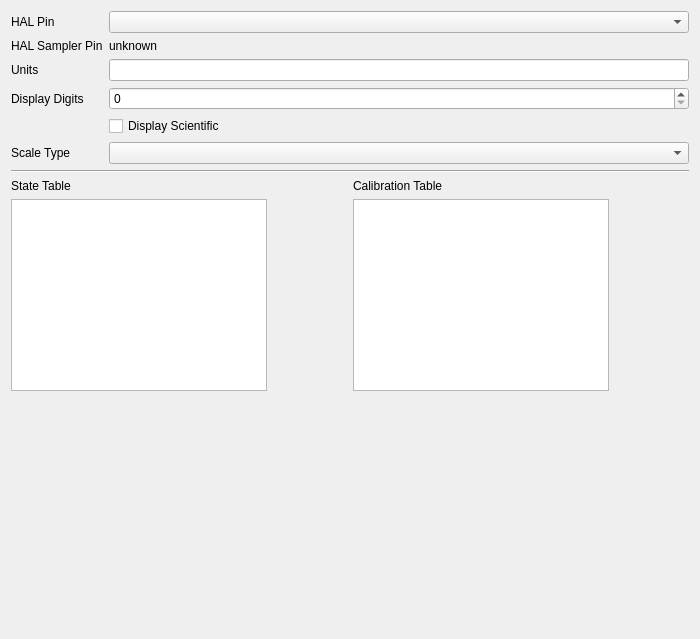
wrightsh/LinuxNano, file linuxnano/views/AnalogInputEditor.ui: the form before one commit.
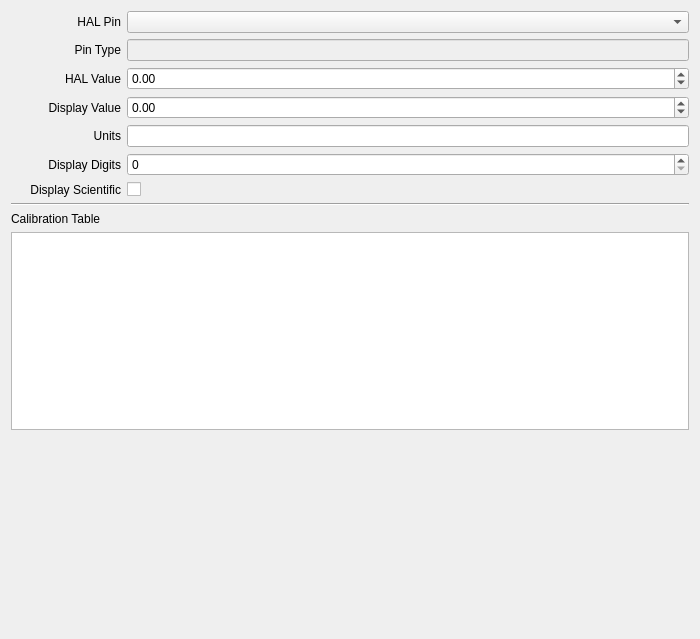
The form after the commit. Custom widgets are drawn as their Qt base class.

Commit message: changing the devices from a state table to a behavior tree

Patch:
```diff
--- a/linuxnano/views/AnalogInputEditor.ui
+++ b/linuxnano/views/AnalogInputEditor.ui
@@ -19,24 +19,103 @@
      <property name="fieldGrowthPolicy">
       <enum>QFormLayout::AllNonFixedFieldsGrow</enum>
      </property>
+     <item row="1" column="0">
+      <widget class="QLabel" name="label_2">
+       <property name="minimumSize">
+        <size>
+         <width>110</width>
+         <height>0</height>
+        </size>
+       </property>
+       <property name="text">
+        <string>HAL Pin</string>
+       </property>
+       <property name="alignment">
+        <set>Qt::AlignRight|Qt::AlignTrailing|Qt::AlignVCenter</set>
+       </property>
+      </widget>
+     </item>
+     <item row="1" column="1">
+      <widget class="QComboBox" name="ui_hal_pin"/>
+     </item>
      <item row="3" column="0">
+      <widget class="QLabel" name="label_4">
+       <property name="minimumSize">
+        <size>
+         <width>110</width>
+         <height>0</height>
+        </size>
+       </property>
+       <property name="text">
+        <string>HAL Value</string>
+       </property>
+       <property name="alignment">
+        <set>Qt::AlignRight|Qt::AlignTrailing|Qt::AlignVCenter</set>
+       </property>
+      </widget>
+     </item>
+     <item row="3" column="1">
+      <widget class="QDoubleSpinBox" name="ui_hal_value">
+       <property name="minimum">
+        <double>-1000000.000000000000000</double>
+       </property>
+       <property name="maximum">
+        <double>1000000.000000000000000</double>
+       </property>
+      </widget>
+     </item>
+     <item row="4" column="0">
+      <widget class="QLabel" name="label_3">
+       <property name="minimumSize">
+        <size>
+         <width>110</width>
+         <height>0</height>
+        </size>
+       </property>
+       <property name="text">
+        <string>Display Value</string>
+       </property>
+       <property name="alignment">
+        <set>Qt::AlignRight|Qt::AlignTrailing|Qt::AlignVCenter</set>
+       </property>
+      </widget>
+     </item>
+     <item row="5" column="0">
       <widget class="QLabel" name="label_5">
+       <property name="minimumSize">
+        <size>
+         <width>110</width>
+         <height>0</height>
+        </size>
+       </property>
        <property name="text">
         <string>Units</string>
        </property>
+       <property name="alignment">
+        <set>Qt::AlignRight|Qt::AlignTrailing|Qt::AlignVCenter</set>
+       </property>
       </widget>
      </item>
-     <item row="3" column="1">
+     <item row="5" column="1">
       <widget class="QLineEdit" name="ui_units"/>
      </item>
-     <item row="4" column="0">
+     <item row="6" column="0">
       <widget class="QLabel" name="label_6">
+       <property name="minimumSize">
+        <size>
+         <width>110</width>
+         <height>0</height>
+        </size>
+       </property>
        <property name="text">
         <string>Display Digits</string>
        </property>
+       <property name="alignment">
+        <set>Qt::AlignRight|Qt::AlignTrailing|Qt::AlignVCenter</set>
+       </property>
       </widget>
      </item>
-     <item row="4" column="1">
+     <item row="6" column="1">
       <widget class="QSpinBox" name="ui_display_digits">
        <property name="focusPolicy">
         <enum>Qt::StrongFocus</enum>
@@ -46,48 +125,62 @@
        </property>
       </widget>
      </item>
-     <item row="5" column="1">
+     <item row="7" column="1">
       <widget class="QCheckBox" name="ui_display_scientific">
        <property name="text">
-        <string>Display Scientific</string>
+        <string/>
        </property>
       </widget>
      </item>
-     <item row="6" column="0">
+     <item row="7" column="0">
       <widget class="QLabel" name="label_7">
+       <property name="minimumSize">
+        <size>
+         <width>110</width>
+         <height>0</height>
+        </size>
+       </property>
        <property name="text">
-        <string>Scale Type</string>
+        <string>Display Scientific</string>
        </property>
-      </widget>
-     </item>
-     <item row="6" column="1">
-      <widget class="QComboBox" name="ui_scale_type">
-       <property name="focusPolicy">
-        <enum>Qt::StrongFocus</enum>
+       <property name="alignment">
+        <set>Qt::AlignRight|Qt::AlignTrailing|Qt::AlignVCenter</set>
        </property>
       </widget>
      </item>
-     <item row="1" column="1">
-      <widget class="QComboBox" name="ui_hal_pin"/>
-     </item>
-     <item row="1" column="0">
-      <widget class="QLabel" name="label_2">
-       <property name="text">
-        <string>HAL Pin</string>
+     <item row="4" column="1">
+      <widget class="QDoubleSpinBox" name="ui_display_value">
+       <property name="minimum">
+        <double>-1000000.000000000000000</double>
+       </property>
+       <property name="maximum">
+        <double>1000000.000000000000000</double>
        </property>
       </widget>
      </item>
      <item row="2" column="0">
-      <widget class="QLabel" name="label_4">
+      <widget class="QLabel" name="label_8">
+       <property name="minimumSize">
+        <size>
+         <width>110</width>
+         <height>0</height>
+        </size>
+       </property>
        <property name="text">
-        <string>HAL Sampler Pin</string>
+        <string>Pin Type</string>
+       </property>
+       <property name="alignment">
+        <set>Qt::AlignRight|Qt::AlignTrailing|Qt::AlignVCenter</set>
        </property>
       </widget>
      </item>
      <item row="2" column="1">
-      <widget class="QLabel" name="ui_hal_sampler_pin">
-       <property name="text">
-        <string>unknown</string>
+      <widget class="QLineEdit" name="ui_hal_pin_type">
+       <property name="enabled">
+        <bool>false</bool>
+       </property>
+       <property name="readOnly">
+        <bool>true</bool>
        </property>
       </widget>
      </item>
@@ -101,102 +194,21 @@
     </widget>
    </item>
    <item>
-    <layout class="QHBoxLayout" name="horizontalLayout">
-     <item>
-      <layout class="QVBoxLayout" name="verticalLayout_3">
-       <item>
-        <widget class="QLabel" name="label_3">
-         <property name="text">
-          <string>State Table</string>
-         </property>
-        </widget>
-       </item>
-       <item>
-        <widget class="AnalogStateTableView" name="ui_state_table">
-         <property name="sizePolicy">
-          <sizepolicy hsizetype="MinimumExpanding" vsizetype="MinimumExpanding">
-           <horstretch>0</horstretch>
-           <verstretch>0</verstretch>
-          </sizepolicy>
-         </property>
-        </widget>
-       </item>
-       <item>
-        <spacer name="verticalSpacer_2">
-         <property name="orientation">
-          <enum>Qt::Vertical</enum>
-         </property>
-         <property name="sizeHint" stdset="0">
-          <size>
-           <width>20</width>
-           <height>40</height>
-          </size>
-         </property>
-        </spacer>
-       </item>
-      </layout>
-     </item>
-     <item>
-      <spacer name="horizontalSpacer">
-       <property name="orientation">
-        <enum>Qt::Horizontal</enum>
-       </property>
-       <property name="sizeHint" stdset="0">
-        <size>
-         <width>40</width>
-         <height>20</height>
-        </size>
-       </property>
-      </spacer>
-     </item>
-     <item>
-      <layout class="QVBoxLayout" name="verticalLayout_4">
-       <item>
-        <widget class="QLabel" name="label">
-         <property name="text">
-          <string>Calibration Table</string>
-         </property>
-        </widget>
-       </item>
-       <item>
-        <widget class="CalibrationTableView" name="ui_calibration_table">
-         <property name="sizePolicy">
-          <sizepolicy hsizetype="MinimumExpanding" vsizetype="MinimumExpanding">
-           <horstretch>0</horstretch>
-           <verstretch>0</verstretch>
-          </sizepolicy>
-         </property>
-        </widget>
-       </item>
-       <item>
-        <spacer name="verticalSpacer_3">
-         <property name="orientation">
-          <enum>Qt::Vertical</enum>
-         </property>
-         <property name="sizeHint" stdset="0">
-          <size>
-           <width>20</width>
-           <height>40</height>
-          </size>
-         </property>
-        </spacer>
-       </item>
-      </layout>
-     </item>
-     <item>
-      <spacer name="horizontalSpacer_2">
-       <property name="orientation">
-        <enum>Qt::Horizontal</enum>
-       </property>
-       <property name="sizeHint" stdset="0">
-        <size>
-         <width>40</width>
-         <height>20</height>
-        </size>
-       </property>
-      </spacer>
-     </item>
-    </layout>
+    <widget class="QLabel" name="label">
+     <property name="text">
+      <string>Calibration Table</string>
+     </property>
+    </widget>
+   </item>
+   <item>
+    <widget class="CalibrationTableView" name="ui_calibration_table">
+     <property name="sizePolicy">
+      <sizepolicy hsizetype="MinimumExpanding" vsizetype="MinimumExpanding">
+       <horstretch>0</horstretch>
+       <verstretch>0</verstretch>
+      </sizepolicy>
+     </property>
+    </widget>
    </item>
    <item>
     <spacer name="verticalSpacer">
@@ -214,11 +226,6 @@
   </layout>
  </widget>
  <customwidgets>
-  <customwidget>
-   <class>AnalogStateTableView</class>
-   <extends>QTableView</extends>
-   <header>linuxnano/views/widgets/state_table_views</header>
-  </customwidget>
   <customwidget>
    <class>CalibrationTableView</class>
    <extends>QTableView</extends>
```
The commit also changes 22 other files.
